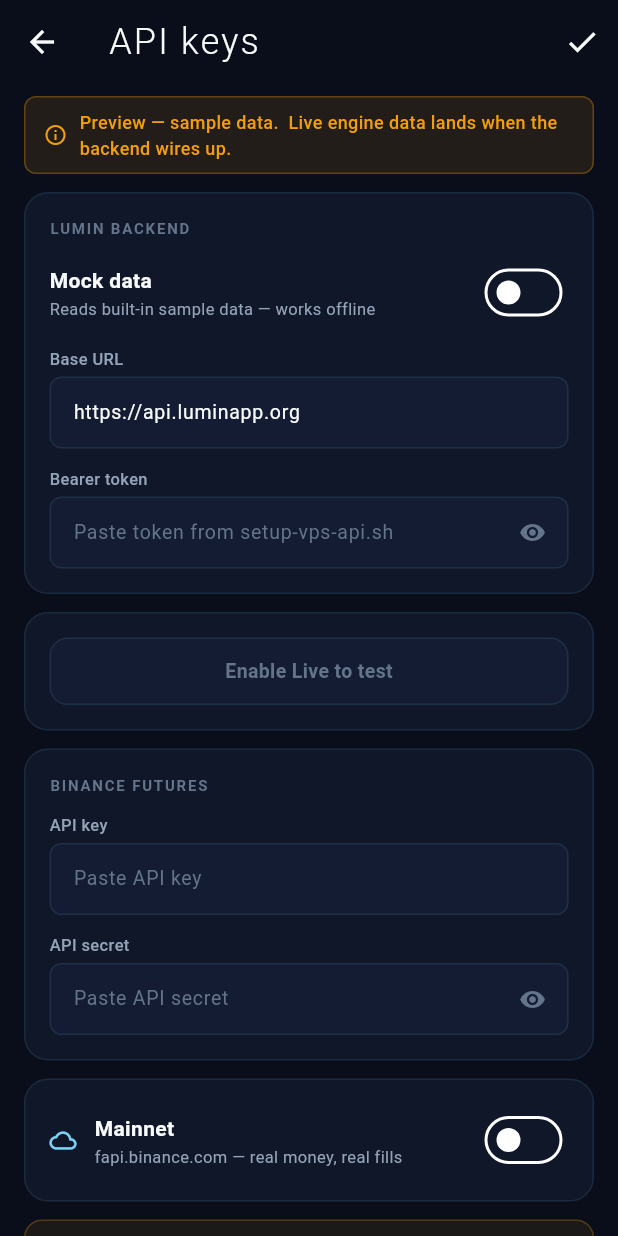
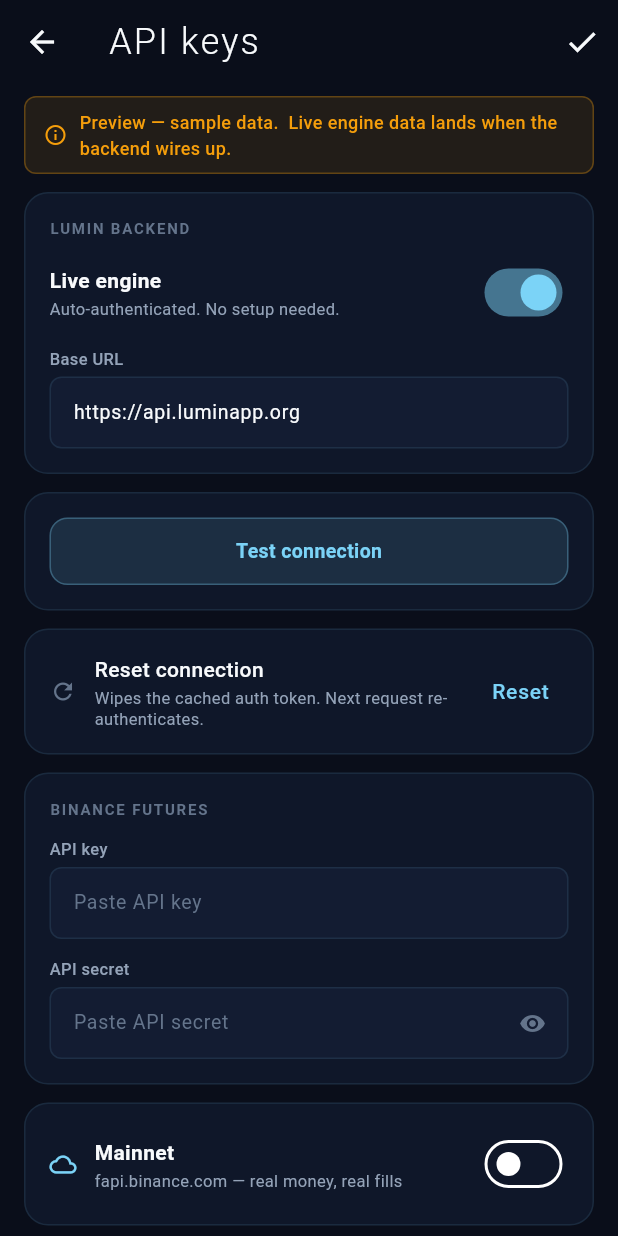
Before and after one commit to mkmk749278/lumin-app, a Flutter app: the ApiKeysSettingsPage screen opened directly, on a phone screen of 412 x 824 dp. Run offline on Flutter 3.47's test engine with Material 3 defaults, Android fonts, the phone set to English and light mode, and no system bars; our stand-ins replace flutter_secure_storage, shared_preferences; accounts and stored records are empty.

Commit message:
feat(auth): v0.0.6 — anonymous JWT auto-auth, no manual token
First launch posts to /api/auth/anonymous, gets a JWT, stores encrypted
in flutter_secure_storage.  Subsequent calls reuse + silently refresh.
On 401 (server rotated secret) the client wipes its cache and re-mints
transparently — no token visible to the user, ever.

```diff
--- a/lib/data/api_client.dart
+++ b/lib/data/api_client.dart
@@ -1,14 +1,16 @@
 /// Thin HTTP client for the 360 Crypto Eye API.
 ///
-/// Stateless and reusable — give it a base URL + optional bearer token and
-/// it'll dispatch GET / POST with sane defaults: 8-second timeout, 2 retries
-/// on transient errors with exponential back-off, JSON decoding, ``ApiError``
-/// wrapping for callers.
+/// Pulls a JWT from ``AuthService`` for every request.  On a 401 the
+/// client clears the cached token, re-mints anonymously, and retries
+/// the original request once — making server-side secret rotation
+/// invisible to the user.
 import 'dart:async';
 import 'dart:convert';
 import 'dart:io';
 
 import 'package:http/http.dart' as http;
+
+import 'auth_service.dart';
 
 class ApiError implements Exception {
   ApiError(this.statusCode, this.message);
@@ -22,27 +24,18 @@
 class LuminApiClient {
   LuminApiClient({
     required this.baseUrl,
-    this.authToken,
+    required this.auth,
     this.timeout = const Duration(seconds: 8),
     this.maxRetries = 2,
-  });
+    http.Client? httpClient,
+  }) : _http = httpClient ?? http.Client();
 
   final String baseUrl;
-  final String? authToken;
+  final AuthService auth;
   final Duration timeout;
   final int maxRetries;
 
-  Map<String, String> get _headers {
-    final h = {
-      'Accept': 'application/json',
-      'Content-Type': 'application/json',
-    };
-    final token = authToken;
-    if (token != null && token.isNotEmpty) {
-      h['Authorization'] = 'Bearer $token';
-    }
-    return h;
-  }
+  final http.Client _http;
 
   Uri _uri(String path, [Map<String, dynamic>? query]) {
     final base = baseUrl.endsWith('/')
@@ -62,29 +55,52 @@
     });
   }
 
+  Future<Map<String, String>> _headers() async {
+    final token = await auth.getValidToken();
+    return {
+      'Accept': 'application/json',
+      'Content-Type': 'application/json',
+      'Authorization': 'Bearer $token',
+    };
+  }
+
   Future<dynamic> get(String path, {Map<String, dynamic>? query}) async {
-    return _request(() => http.get(_uri(path, query), headers: _headers));
+    return _request(() async {
+      final h = await _headers();
+      return _http.get(_uri(path, query), headers: h);
+    });
   }
 
   Future<dynamic> post(String path, {Object? body}) async {
     final encoded = body == null ? null : jsonEncode(body);
-    return _request(
-      () => http.post(_uri(path), headers: _headers, body: encoded),
-    );
+    return _request(() async {
+      final h = await _headers();
+      return _http.post(_uri(path), headers: h, body: encoded);
+    });
   }
 
   Future<dynamic> _request(Future<http.Response> Function() send) async {
     int attempt = 0;
+    bool authRetried = false;
     Object? lastError;
     while (attempt <= maxRetries) {
       try {
         final resp = await send().timeout(timeout);
-        // Retry on 5xx — keep auth + payload errors loud.
+
+        // 401 → token rotated server-side; drop ours, re-mint, retry once.
+        if (resp.statusCode == 401 && !authRetried) {
+          authRetried = true;
+          await auth.handleUnauthorized();
+          continue; // doesn't increment attempt — auth retry is "free"
+        }
+
+        // 5xx → transient, retry with back-off.
         if (resp.statusCode >= 500 && attempt < maxRetries) {
           attempt += 1;
           await Future<void>.delayed(_backoff(attempt));
           continue;
         }
+
         if (resp.statusCode >= 400) {
           throw ApiError(resp.statusCode, _decodeError(resp.body));
         }
@@ -115,4 +131,6 @@
     } catch (_) {}
     return body;
   }
+
+  void dispose() => _http.close();
 }
--- a/lib/data/app_config.dart
+++ b/lib/data/app_config.dart
@@ -1,17 +1,17 @@
 /// App-wide config + repository provider.
 ///
-/// Holds three knobs:
+/// Two knobs only:
 ///   * dataSource — 'mock' (offline) or 'live' (HTTP backend)
 ///   * apiBaseUrl — e.g. https://api.luminapp.org
-///   * apiAuthToken — Bearer token for the live API
 ///
-/// Persisted via ``shared_preferences`` so the user's selection survives
-/// app restarts.  Exposed to the widget tree through ``AppConfigScope``;
-/// every page reads its repository via ``AppConfigScope.of(context).repo``.
+/// No bearer token field — the app authenticates anonymously on first
+/// launch via ``/api/auth/anonymous`` and silently refreshes/re-mints
+/// thereafter.  Server-side secret rotations are invisible to the user.
 import 'package:flutter/material.dart';
 import 'package:shared_preferences/shared_preferences.dart';
 
 import 'api_client.dart';
+import 'auth_service.dart';
 import 'repository.dart';
 
 enum DataSource { mock, live }
@@ -20,37 +20,31 @@
   AppConfig({
     required this.dataSource,
     required this.apiBaseUrl,
-    required this.apiAuthToken,
   });
 
   final DataSource dataSource;
   final String apiBaseUrl;
-  final String apiAuthToken;
 
   AppConfig copyWith({
     DataSource? dataSource,
     String? apiBaseUrl,
-    String? apiAuthToken,
   }) =>
       AppConfig(
         dataSource: dataSource ?? this.dataSource,
         apiBaseUrl: apiBaseUrl ?? this.apiBaseUrl,
-        apiAuthToken: apiAuthToken ?? this.apiAuthToken,
       );
 
   static const _kSource = 'lumin.dataSource';
   static const _kBaseUrl = 'lumin.apiBaseUrl';
-  static const _kToken = 'lumin.apiAuthToken';
 
   static const defaultBaseUrl = 'https://api.luminapp.org';
 
   static Future<AppConfig> load() async {
     final p = await SharedPreferences.getInstance();
-    final raw = p.getString(_kSource) ?? 'mock';
+    final raw = p.getString(_kSource) ?? 'live';
     return AppConfig(
-      dataSource: raw == 'live' ? DataSource.live : DataSource.mock,
+      dataSource: raw == 'mock' ? DataSource.mock : DataSource.live,
       apiBaseUrl: p.getString(_kBaseUrl) ?? defaultBaseUrl,
-      apiAuthToken: p.getString(_kToken) ?? '',
     );
   }
 
@@ -58,7 +52,6 @@
     final p = await SharedPreferences.getInstance();
     await p.setString(_kSource, dataSource == DataSource.live ? 'live' : 'mock');
     await p.setString(_kBaseUrl, apiBaseUrl);
-    await p.setString(_kToken, apiAuthToken);
   }
 }
 
@@ -86,9 +79,11 @@
 class _AppConfigScopeState extends State<AppConfigScope> {
   late AppConfig _config = widget.initial;
   late LuminRepository _repo = _buildRepo(_config);
+  AuthService? _auth;
 
   AppConfig get config => _config;
   LuminRepository get repo => _repo;
+  AuthService? get auth => _auth;
 
   Future<void> update(AppConfig next) async {
     setState(() {
@@ -98,13 +93,21 @@
     await next.save();
   }
 
+  /// Hard reset — wipes the on-device JWT.  Next API call will mint
+  /// fresh anonymously.
+  Future<void> resetConnection() async {
+    await _auth?.signOut();
+  }
+
   LuminRepository _buildRepo(AppConfig c) {
     if (c.dataSource == DataSource.live && c.apiBaseUrl.isNotEmpty) {
+      _auth = AuthService(baseUrl: c.apiBaseUrl);
       return HttpRepository(LuminApiClient(
         baseUrl: c.apiBaseUrl,
-        authToken: c.apiAuthToken,
+        auth: _auth!,
       ));
     }
+    _auth = null;
     return const MockRepository();
   }
 
@@ -123,6 +126,5 @@
   @override
   bool updateShouldNotify(_InheritedConfig oldWidget) =>
       oldWidget.state._config.dataSource != state._config.dataSource ||
-      oldWidget.state._config.apiBaseUrl != state._config.apiBaseUrl ||
-      oldWidget.state._config.apiAuthToken != state._config.apiAuthToken;
+      oldWidget.state._config.apiBaseUrl != state._config.apiBaseUrl;
 }
--- /dev/null
+++ b/lib/data/auth_service.dart
@@ -0,0 +1,190 @@
+/// Auth service — anonymous JWT lifecycle.
+///
+/// First launch: posts to ``/api/auth/anonymous`` and stores the JWT in
+/// flutter_secure_storage (encrypted at-rest).  Subsequent calls reuse
+/// the cached token until it's within the refresh window or has expired.
+///
+/// On a 401 from any API call, ``handleUnauthorized()`` clears the cached
+/// JWT and forces the next request to re-mint anonymously.  This makes
+/// server-side secret rotation invisible to the user — they see at most
+/// a 200ms blip on one request.
+import 'dart:async';
+import 'dart:convert';
+
+import 'package:flutter_secure_storage/flutter_secure_storage.dart';
+import 'package:http/http.dart' as http;
+
+class AuthError implements Exception {
+  AuthError(this.message);
+  final String message;
+  @override
+  String toString() => 'AuthError: $message';
+}
+
+/// Refresh the JWT this many seconds *before* expiry to avoid a race
+/// where the token was valid when sent but expired by the time the
+/// server validates it.
+const int _kRefreshLeadSeconds = 86400;
+
+class _CachedToken {
+  _CachedToken({required this.token, required this.expiresAt});
+  final String token;
+  final DateTime expiresAt;
+
+  bool get isExpired => DateTime.now().isAfter(expiresAt);
+  bool get needsRefresh =>
+      DateTime.now().isAfter(expiresAt.subtract(const Duration(seconds: _kRefreshLeadSeconds)));
+
+  Map<String, dynamic> toJson() => {
+        'token': token,
+        'expiresAt': expiresAt.toIso8601String(),
+      };
+
+  static _CachedToken fromJson(Map<String, dynamic> j) => _CachedToken(
+        token: j['token'] as String,
+        expiresAt: DateTime.parse(j['expiresAt'] as String),
+      );
+}
+
+class AuthService {
+  AuthService({
+    required this.baseUrl,
+    FlutterSecureStorage? storage,
+    http.Client? client,
+  })  : _storage = storage ?? const FlutterSecureStorage(),
+        _client = client ?? http.Client();
+
+  final String baseUrl;
+  final FlutterSecureStorage _storage;
+  final http.Client _client;
+
+  static const _kStorageKey = 'lumin.auth.jwt';
+
+  // In-memory cache so we don't hit secure storage on every request.
+  // Reset on signOut() and after handleUnauthorized().
+  _CachedToken? _cached;
+
+  /// Returns a JWT suitable for use in an Authorization: Bearer header.
+  /// Mints, refreshes, or reuses the cached token transparently.
+  Future<String> getValidToken() async {
+    // 1. In-memory cache
+    if (_cached != null && !_cached!.isExpired && !_cached!.needsRefresh) {
+      return _cached!.token;
+    }
+
+    // 2. Disk-backed cache
+    if (_cached == null) {
+      _cached = await _loadFromStorage();
+    }
+
+    // 3. Refresh window — try to extend without re-minting
+    if (_cached != null && !_cached!.isExpired && _cached!.needsRefresh) {
+      try {
+        await _refresh(_cached!.token);
+        return _cached!.token;
+      } catch (_) {
+        // Refresh failed — fall through to anonymous mint
+      }
+    }
+
+    // 4. Cached token still valid?
+    if (_cached != null && !_cached!.isExpired) {
+      return _cached!.token;
+    }
+
+    // 5. Mint a fresh anonymous token
+    await _mintAnonymous();
+    return _cached!.token;
+  }
+
+  /// Called by the API client when a request returns 401.  Drops the
+  /// cached token so the next ``getValidToken`` re-mints from scratch.
+  /// The caller should then retry the original request once.
+  Future<void> handleUnauthorized() async {
+    _cached = null;
+    await _storage.delete(key: _kStorageKey);
+  }
+
+  /// Hard reset — used by Settings → "Reset connection".
+  Future<void> signOut() async {
+    await handleUnauthorized();
+  }
+
+  // ---- internals --------------------------------------------------------
+
+  Future<_CachedToken?> _loadFromStorage() async {
+    try {
+      final raw = await _storage.read(key: _kStorageKey);
+      if (raw == null) return null;
+      return _CachedToken.fromJson(jsonDecode(raw) as Map<String, dynamic>);
+    } catch (_) {
+      // Corrupt entry — wipe so next mint starts clean.
+      await _storage.delete(key: _kStorageKey);
+      return null;
+    }
+  }
+
+  Future<void> _persist(_CachedToken t) async {
+    _cached = t;
+    await _storage.write(key: _kStorageKey, value: jsonEncode(t.toJson()));
+  }
+
+  Future<void> _mintAnonymous() async {
+    final uri = Uri.parse('${_trimSlash(baseUrl)}/api/auth/anonymous');
+    final resp = await _client
+        .post(uri, headers: const {'Accept': 'application/json'})
+        .timeout(const Duration(seconds: 8));
+    if (resp.statusCode != 200) {
+      throw AuthError(
+        'mint failed (${resp.statusCode}): ${_decodeDetail(resp.body)}',
+      );
+    }
+    await _persist(_parseTokenResponse(resp.body));
+  }
+
+  Future<void> _refresh(String token) async {
+    final uri = Uri.parse('${_trimSlash(baseUrl)}/api/auth/refresh');
+    final resp = await _client
+        .post(
+          uri,
+          headers: const {
+            'Accept': 'application/json',
+            'Content-Type': 'application/json',
+          },
+          body: jsonEncode({'token': token}),
+        )
+        .timeout(const Duration(seconds: 8));
+    if (resp.statusCode != 200) {
+      throw AuthError(
+        'refresh failed (${resp.statusCode}): ${_decodeDetail(resp.body)}',
+      );
+    }
+    await _persist(_parseTokenResponse(resp.body));
+  }
+
+  _CachedToken _parseTokenResponse(String body) {
+    final j = jsonDecode(body) as Map<String, dynamic>;
+    final token = j['token'] as String;
+    final expSeconds = (j['exp_seconds'] as num).toInt();
+    return _CachedToken(
+      token: token,
+      // Subtract 30s to give us margin against clock skew between
+      // device and server.
+      expiresAt: DateTime.now().add(Duration(seconds: expSeconds - 30)),
+    );
+  }
+
+  static String _trimSlash(String s) =>
+      s.endsWith('/') ? s.substring(0, s.length - 1) : s;
+
+  static String _decodeDetail(String body) {
+    if (body.isEmpty) return 'empty body';
+    try {
+      final j = jsonDecode(body);
+      if (j is Map && j['detail'] != null) return '${j['detail']}';
+    } catch (_) {}
+    return body;
+  }
+
+  void dispose() => _client.close();
+}
--- a/lib/features/settings/pages/api_keys_settings_page.dart
+++ b/lib/features/settings/pages/api_keys_settings_page.dart
@@ -1,13 +1,17 @@
 /// API keys + backend connection.
 ///
-/// v0.0.5 expansion: in addition to Binance API keys, this page now controls
-/// the data source the entire app talks to.  Toggle Mock ↔ Live, set the
-/// FastAPI base URL, paste the bearer token issued by `setup-vps-api.sh`,
-/// and tap "Test connection" to verify before saving.
+/// Backend connection is now zero-config: the app authenticates anonymously
+/// on first launch and silently refreshes thereafter.  This page only
+/// exposes Mock/Live toggle, base URL (rarely changed), connection status,
+/// and a "Reset connection" button that wipes the on-device JWT (mostly a
+/// debugging aid — the next API call re-mints automatically anyway).
+///
+/// Binance API keys are unchanged — separate concern, not Lumin auth.
 import 'package:flutter/material.dart';
 
 import '../../../data/api_client.dart';
 import '../../../data/app_config.dart';
+import '../../../data/auth_service.dart';
 import '../../../shared/tokens.dart';
 import '../../../shared/widgets/lumin_card.dart';
 import '../../../shared/widgets/preview_badge.dart';
@@ -26,11 +30,9 @@
   bool _showBinanceSecret = false;
   bool _testnet = false;
 
-  // Lumin backend.
+  // Lumin backend — only base URL is user-editable.
   late final TextEditingController _baseUrlCtl;
-  late final TextEditingController _tokenCtl;
-  bool _showToken = false;
-  bool _liveMode = false;
+  bool _liveMode = true;
 
   String? _testResult;
   bool _testing = false;
@@ -40,7 +42,6 @@
     super.initState();
     final cfg = AppConfigScope.of(context).config;
     _baseUrlCtl = TextEditingController(text: cfg.apiBaseUrl);
-    _tokenCtl = TextEditingController(text: cfg.apiAuthToken);
     _liveMode = cfg.dataSource == DataSource.live;
   }
 
@@ -49,7 +50,6 @@
     _binanceKeyCtl.dispose();
     _binanceSecretCtl.dispose();
     _baseUrlCtl.dispose();
-    _tokenCtl.dispose();
     super.dispose();
   }
 
@@ -74,6 +74,8 @@
           const SizedBox(height: LuminSpacing.md),
           _testCard(),
           const SizedBox(height: LuminSpacing.md),
+          _resetCard(),
+          const SizedBox(height: LuminSpacing.md),
           _binanceCard(),
           const SizedBox(height: LuminSpacing.md),
           _envCard(),
@@ -86,7 +88,7 @@
   }
 
   // ------------------------------------------------------------------
-  // Lumin backend (data source toggle + base URL + token)
+  // Lumin backend (Mock/Live + base URL only — auth is automatic)
   // ------------------------------------------------------------------
 
   Widget _backendCard() {
@@ -123,7 +125,7 @@
                       const SizedBox(height: 2),
                       Text(
                         _liveMode
-                            ? 'Calls FastAPI backend at the URL below'
+                            ? 'Auto-authenticated. No setup needed.'
                             : 'Reads built-in sample data — works offline',
                         style: const TextStyle(
                           color: LuminColors.textSecondary,
@@ -150,25 +152,6 @@
               keyboardType: TextInputType.url,
               style: const TextStyle(color: LuminColors.textPrimary, fontSize: 13),
               decoration: _inputDecoration('https://api.luminapp.org'),
-            ),
-            const SizedBox(height: LuminSpacing.md),
-            _label('Bearer token'),
-            TextField(
-              controller: _tokenCtl,
-              enabled: _liveMode,
-              obscureText: !_showToken,
-              autocorrect: false,
-              style: const TextStyle(color: LuminColors.textPrimary, fontSize: 13),
-              decoration: _inputDecoration('Paste token from setup-vps-api.sh').copyWith(
-                suffixIcon: IconButton(
-                  icon: Icon(
-                    _showToken ? Icons.visibility_off : Icons.visibility,
-                    color: LuminColors.textMuted,
-                    size: 18,
-                  ),
-                  onPressed: () => setState(() => _showToken = !_showToken),
-                ),
-              ),
             ),
           ],
         ),
@@ -246,9 +229,50 @@
     );
   }
 
+  Widget _resetCard() {
+    return Padding(
+      padding: const EdgeInsets.symmetric(horizontal: LuminSpacing.lg),
+      child: LuminCard(
+        child: Row(
+          children: [
+            const Icon(Icons.refresh, color: LuminColors.textMuted, size: 18),
+            const SizedBox(width: LuminSpacing.md),
+            const Expanded(
+              child: Column(
+                crossAxisAlignment: CrossAxisAlignment.start,
+                children: [
+                  Text(
+                    'Reset connection',
+                    style: TextStyle(
+                      color: LuminColors.textPrimary,
+                      fontSize: 14,
+                      fontWeight: FontWeight.w500,
+                    ),
+                  ),
+                  SizedBox(height: 2),
+                  Text(
+                    'Wipes the cached auth token. Next request re-authenticates.',
+                    style: TextStyle(
+                      color: LuminColors.textSecondary,
+                      fontSize: 11,
+                      height: 1.3,
+                    ),
+                  ),
+                ],
+              ),
+            ),
+            TextButton(
+              onPressed: _liveMode ? _resetConnection : null,
+              child: const Text('Reset'),
+            ),
+          ],
+        ),
+      ),
+    );
+  }
+
   Future<void> _runTest() async {
     final url = _baseUrlCtl.text.trim();
-    final token = _tokenCtl.text.trim();
     if (url.isEmpty) {
       setState(() => _testResult = 'ERR: enter a base URL');
       return;
@@ -257,28 +281,23 @@
       _testing = true;
       _testResult = null;
     });
-    final client = LuminApiClient(baseUrl: url, authToken: token);
+    final auth = AuthService(baseUrl: url);
+    final client = LuminApiClient(baseUrl: url, auth: auth);
     try {
-      // Health is unauthenticated — confirms basic reachability.
-      final health = await client.get('/api/health');
-      if (health is! Map || health['ok'] != true) {
+      final pulse = await client.get('/api/pulse');
+      if (pulse is! Map) {
         if (!mounted) return;
         setState(() {
           _testing = false;
-          _testResult = 'ERR: unexpected /api/health response';
+          _testResult = 'ERR: unexpected /api/pulse response';
         });
         return;
-      }
-      // Pulse requires auth — confirms the bearer token works.
-      if (token.isNotEmpty) {
-        await client.get('/api/pulse');
       }
       if (!mounted) return;
       setState(() {
         _testing = false;
-        _testResult = token.isEmpty
-            ? 'OK — health 200 (no auth tested; paste a token to verify)'
-            : 'OK — health 200, pulse 200 (auth works)';
+        _testResult =
+            'OK — auto-authenticated. Engine ${pulse['status']}, regime ${pulse['regime']}.';
       });
     } on ApiError catch (e) {
       if (!mounted) return;
@@ -292,11 +311,25 @@
         _testing = false;
         _testResult = 'ERR: $e';
       });
+    } finally {
+      client.dispose();
+      auth.dispose();
     }
   }
 
+  Future<void> _resetConnection() async {
+    await AppConfigScope.of(context).resetConnection();
+    if (!mounted) return;
+    ScaffoldMessenger.of(context).showSnackBar(
+      const SnackBar(
+        content: Text('Connection reset. Next request will re-authenticate.'),
+        duration: Duration(seconds: 2),
+      ),
+    );
+  }
+
   // ------------------------------------------------------------------
-  // Binance (unchanged from v0.0.4 — session-only)
+  // Binance (unchanged — session-only)
   // ------------------------------------------------------------------
 
   Widget _binanceCard() {
@@ -489,24 +522,14 @@
     final next = scope.config.copyWith(
       dataSource: _liveMode ? DataSource.live : DataSource.mock,
       apiBaseUrl: _baseUrlCtl.text.trim(),
-      apiAuthToken: _tokenCtl.text.trim(),
     );
     await scope.update(next);
     if (!mounted) return;
     ScaffoldMessenger.of(context).showSnackBar(
-      SnackBar(
-        content: Text(
-          _liveMode
-              ? 'Saved — app now reads from $_baseUrlText'
-              : 'Saved — app now uses mock data',
-        ),
-        duration: const Duration(seconds: 2),
+      const SnackBar(
+        content: Text('Saved'),
+        duration: Duration(seconds: 2),
       ),
     );
   }
-
-  String get _baseUrlText {
-    final v = _baseUrlCtl.text.trim();
-    return v.isEmpty ? 'mock' : v;
-  }
 }
--- a/pubspec.yaml
+++ b/pubspec.yaml
@@ -1,7 +1,7 @@
 name: lumin
 description: "Lumin — AI Crypto Trading. Mobile app for 360 Crypto Eye signals."
 publish_to: "none"
-version: 0.0.5+5
+version: 0.0.6+6
 
 environment:
   sdk: ">=3.4.0 <4.0.0"
@@ -13,6 +13,7 @@
   cupertino_icons: ^1.0.8
   http: ^1.2.0
   shared_preferences: ^2.3.0
+  flutter_secure_storage: ^9.2.0
 
 dev_dependencies:
   flutter_test:
```
